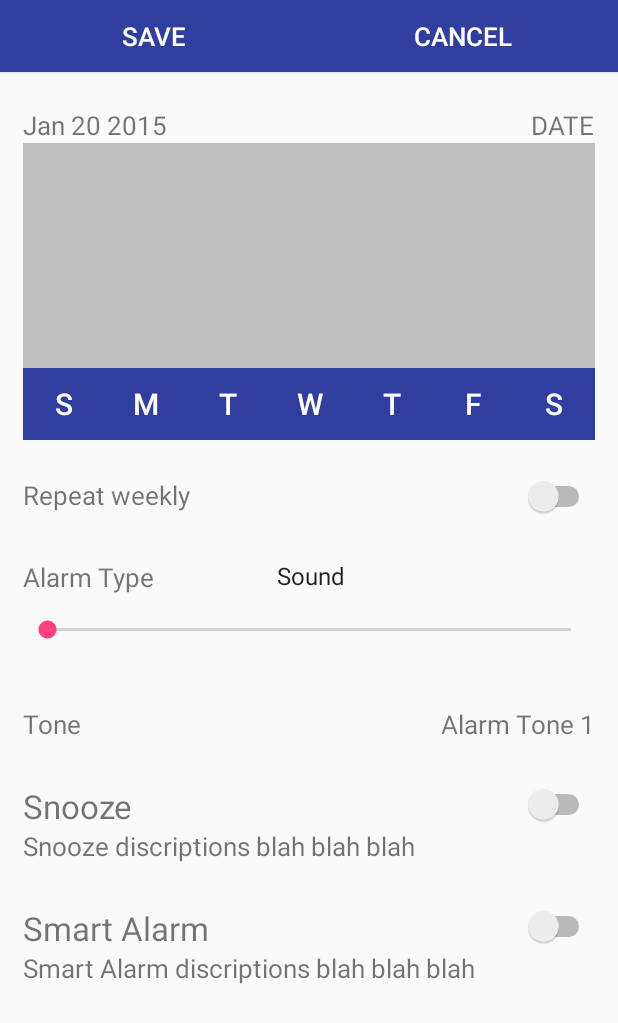
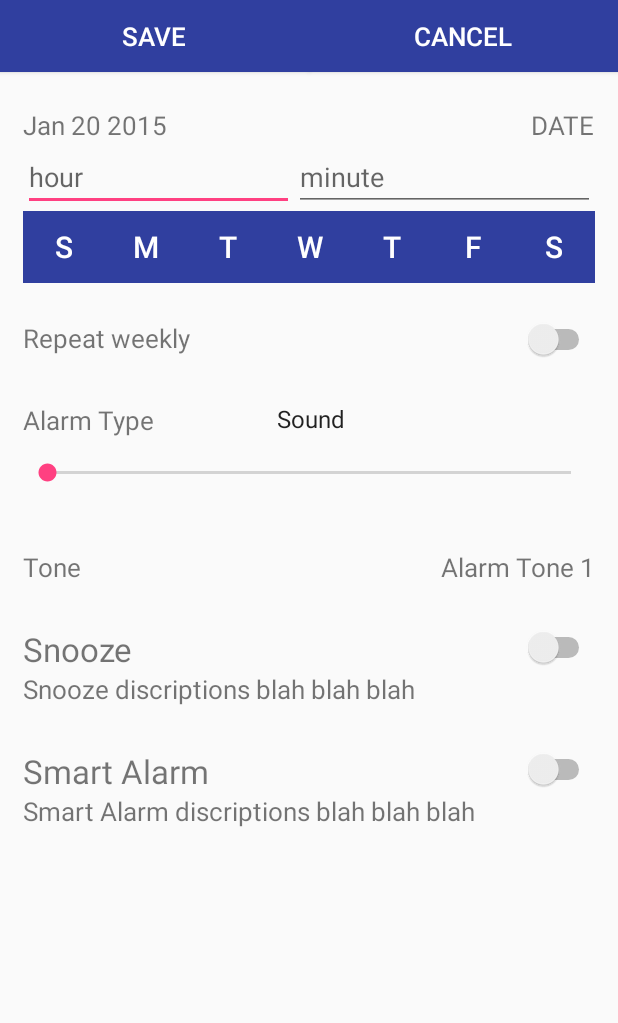
Before and after one commit to ajanthanh/AlarmBot, an Android app: the AlarmDetailActivity screen opened directly, with no data from a screen before it, on a phone screen of 412 x 824 dp. Shown: the top 1023 px of the screen. Run offline under Robolectric (Android 15) with nearby library versions, the phone set to English and light mode, and no system bars; 2 statements that could not run were skipped.

Commit message:
Added a temporary alarmTime input method

```diff
--- a/app/src/main/java/com/ajanthan/alarmbot/Activity/AlarmDetailActivity.java
+++ b/app/src/main/java/com/ajanthan/alarmbot/Activity/AlarmDetailActivity.java
@@ -7,6 +7,7 @@ import android.os.Bundle;
 import android.view.View;
 import android.widget.AdapterView;
 import android.widget.Button;
+import android.widget.EditText;
 import android.widget.LinearLayout;
 import android.widget.SeekBar;
 import android.widget.Spinner;
@@ -49,6 +50,8 @@ public class AlarmDetailActivity extends Activity {
     private SeekBar sVolume;
     private Switch sSnooze;
     private Switch sSmartAlarm;
+    private EditText etHour;
+    private EditText etMinute;
     private ArrayList<ToggleButton> bActiveDays;
 
     @Override
@@ -70,6 +73,9 @@ public class AlarmDetailActivity extends Activity {
         sVolume = (SeekBar) findViewById(R.id.volume);
         sSnooze = (Switch) findViewById(R.id.snooze);
         sSmartAlarm = (Switch) findViewById(R.id.smartAlarm);
+        etHour = (EditText) findViewById(R.id.hour);
+        etMinute = (EditText) findViewById(R.id.minute);
+
         bActiveDays = new ArrayList<ToggleButton>();
         bActiveDays.add((ToggleButton) findViewById(R.id.activeDaySunday));
         bActiveDays.add((ToggleButton) findViewById(R.id.activeDayMonday));
@@ -99,6 +105,8 @@ public class AlarmDetailActivity extends Activity {
         sVolume.setProgress(mAlarm.getVolume());
         sSnooze.setChecked(mAlarm.getSnooze());
         sSmartAlarm.setChecked(mAlarm.getSmartAlarm());
+        etHour.setText(String.valueOf(mAlarm.getHour()));
+        etMinute.setText(String.valueOf(mAlarm.getMinute()));
 
         if(mAlarm.getActiveDays().contains("SUN")) bActiveDays.get(0).setChecked(true);
         if(mAlarm.getActiveDays().contains("MON")) bActiveDays.get(1).setChecked(true);
@@ -258,11 +266,11 @@ public class AlarmDetailActivity extends Activity {
 
     private Boolean getSmartAlarm() {
         return sSmartAlarm.isChecked();
+
     }
+    private int getHour(){return Integer.parseInt(etHour.getText().toString());}
 
-    private int getHour(){return 0;}
-
-    private int getMinute(){return 21;}
+    private int getMinute(){return Integer.parseInt(etMinute.getText().toString());}
 
     private String getActiveDaysAsString(Boolean[] activeDays) {
         String day = "";
--- a/app/src/main/res/layout/alarm_detail.xml
+++ b/app/src/main/res/layout/alarm_detail.xml
@@ -7,23 +7,23 @@
     tools:context=".MainActivity">
 
     <LinearLayout
+        android:id="@+id/custom_toolbar"
         android:layout_width="match_parent"
-        android:layout_height="?android:attr/actionBarSize"
-        android:id="@+id/custom_toolbar">
+        android:layout_height="?android:attr/actionBarSize">
 
         <Button
+            android:id="@+id/save"
+            style="@style/custom_toolbar_buttons"
             android:layout_width="wrap_content"
             android:layout_height="wrap_content"
-            android:id="@+id/save"
-            style="@style/custom_toolbar_buttons"
-            android:text="Save"/>
+            android:text="Save" />
 
         <Button
+            android:id="@+id/cancel"
+            style="@style/custom_toolbar_buttons"
             android:layout_width="wrap_content"
             android:layout_height="wrap_content"
-            android:id="@+id/cancel"
-            style="@style/custom_toolbar_buttons"
-            android:text="Cancel"/>
+            android:text="Cancel" />
 
     </LinearLayout>
 
@@ -32,8 +32,8 @@
         android:layout_width="match_parent"
         android:layout_height="wrap_content"
         android:layout_below="@id/custom_toolbar"
-        android:orientation="vertical"
-        android:layout_margin="15dp">
+        android:layout_margin="15dp"
+        android:orientation="vertical">
 
         <RelativeLayout
             android:layout_width="match_parent"
@@ -45,7 +45,7 @@
                 android:layout_width="wrap_content"
                 android:layout_height="wrap_content"
                 android:text="Jan 20 2015"
-                android:textSize="@dimen/alarm_detail_text_size"/>
+                android:textSize="@dimen/alarm_detail_text_size" />
 
             <RelativeLayout
                 android:layout_width="wrap_content"
@@ -61,36 +61,51 @@
                     android:layout_height="wrap_content"
                     android:background="@null"
                     android:text="DATE"
-                    android:textSize="@dimen/alarm_detail_text_size"/>
+                    android:textSize="@dimen/alarm_detail_text_size" />
 
             </RelativeLayout>
 
 
         </RelativeLayout>
 
-        <TextView
-            android:id="@+id/timeDisplay"
+        <LinearLayout
             android:layout_width="match_parent"
-            android:layout_height="150dp"
-            android:background="#C0C0C0" />
+            android:layout_height="wrap_content"
+            android:orientation="horizontal">
+
+            <EditText
+                android:id="@+id/hour"
+                android:hint="hour"
+                android:layout_width="wrap_content"
+                android:layout_height="wrap_content"
+                android:inputType="number"
+                android:layout_weight="1"/>
+
+            <EditText
+                android:id="@+id/minute"
+                android:hint="minute"
+                android:inputType="number"
+                android:layout_width="wrap_content"
+                android:layout_height="wrap_content"
+                android:layout_weight="1"/>
+
+        </LinearLayout>
 
         <ScrollView
             android:layout_width="match_parent"
             android:layout_height="wrap_content"
-            android:scrollbars="none"
-            >
+            android:scrollbars="none">
 
             <LinearLayout
                 android:layout_width="match_parent"
                 android:layout_height="wrap_content"
-                android:orientation="vertical"
-                >
+                android:orientation="vertical">
 
                 <LinearLayout
-                    android:layout_marginBottom="10dp"
                     android:id="@+id/activeDays"
                     android:layout_width="match_parent"
                     android:layout_height="wrap_content"
+                    android:layout_marginBottom="10dp"
                     android:orientation="horizontal">
 
                     <ToggleButton
@@ -99,7 +114,7 @@
                         android:layout_width="wrap_content"
                         android:layout_height="wrap_content"
                         android:textOff="S"
-                        android:textOn="S"/>
+                        android:textOn="S" />
 
                     <ToggleButton
                         android:id="@+id/activeDayMonday"
@@ -107,7 +122,7 @@
                         android:layout_width="wrap_content"
                         android:layout_height="wrap_content"
                         android:textOff="M"
-                        android:textOn="M"/>
+                        android:textOn="M" />
 
                     <ToggleButton
                         android:id="@+id/activeDayTuesday"
@@ -115,7 +130,7 @@
                         android:layout_width="wrap_content"
                         android:layout_height="wrap_content"
                         android:textOff="T"
-                        android:textOn="T"/>
+                        android:textOn="T" />
 
                     <ToggleButton
                         android:id="@+id/activeDayWednesday"
@@ -123,7 +138,7 @@
                         android:layout_width="wrap_content"
                         android:layout_height="wrap_content"
                         android:textOff="W"
-                        android:textOn="W"/>
+                        android:textOn="W" />
 
                     <ToggleButton
                         android:id="@+id/activeDayThursday"
@@ -131,87 +146,86 @@
                         android:layout_width="wrap_content"
                         android:layout_height="wrap_content"
                         android:textOff="T"
-                        android:textOn="T"/>
+                        android:textOn="T" />
 
                     <ToggleButton
                         android:id="@+id/activeDayFriday"
                         style="@style/ActiveDaysBtn"
                         android:layout_width="wrap_content"
                         android:layout_height="wrap_content"
-                        android:textOn="F"
-                        android:textOff="F"/>
+                        android:textOff="F"
+                        android:textOn="F" />
 
                     <ToggleButton
                         android:id="@+id/activeDaySaturday"
                         style="@style/ActiveDaysBtn"
                         android:layout_width="wrap_content"
                         android:layout_height="wrap_content"
-                        android:textOn="S"
-                        android:textOff="S"/>
+                        android:textOff="S"
+                        android:textOn="S" />
 
                 </LinearLayout>
 
                 <LinearLayout
-                    android:paddingTop="@dimen/alarm_detail_settings_margin"
-                    android:paddingBottom="@dimen/alarm_detail_settings_margin"
                     android:id="@+id/repeatWeeklyFragment"
                     android:layout_width="match_parent"
                     android:layout_height="wrap_content"
-                    android:orientation="horizontal">
+                    android:orientation="horizontal"
+                    android:paddingBottom="@dimen/alarm_detail_settings_margin"
+                    android:paddingTop="@dimen/alarm_detail_settings_margin">
 
                     <TextView
                         android:layout_width="wrap_content"
+                        android:layout_height="wrap_content"
                         android:layout_weight="1"
-                        android:layout_height="wrap_content"
-                        android:textSize="@dimen/alarm_detail_text_size"
-                        android:text="Repeat weekly" />
+                        android:text="Repeat weekly"
+                        android:textSize="@dimen/alarm_detail_text_size" />
 
                     <Switch
+                        android:id="@+id/repeatWeekly"
                         android:layout_width="wrap_content"
                         android:layout_height="wrap_content"
-                        android:id="@+id/repeatWeekly"
-                        android:layout_alignParentRight="true"/>
+                        android:layout_alignParentRight="true" />
 
                 </LinearLayout>
 
                 <LinearLayout
-                    android:paddingTop="@dimen/alarm_detail_settings_margin"
-                    android:paddingBottom="@dimen/alarm_detail_settings_margin"
                     android:layout_width="match_parent"
                     android:layout_height="wrap_content"
+                    android:orientation="vertical"
+                    android:paddingBottom="@dimen/alarm_detail_settings_margin"
 
-                    android:orientation="vertical">
+                    android:paddingTop="@dimen/alarm_detail_settings_margin">
 
                     <LinearLayout
+                        android:id="@+id/alarmTypeFragment"
                         android:layout_width="match_parent"
-                        android:layout_height="wrap_content"
-                        android:id="@+id/alarmTypeFragment">
+                        android:layout_height="wrap_content">
 
                         <TextView
                             android:layout_width="wrap_content"
 
-                            android:textSize="@dimen/alarm_detail_text_size"
+                            android:layout_height="wrap_content"
                             android:layout_weight="1"
-                            android:layout_height="wrap_content"
-                            android:text="Alarm Type" />
+                            android:text="Alarm Type"
+                            android:textSize="@dimen/alarm_detail_text_size" />
 
                         <Spinner
+                            android:id="@+id/alarmType"
+                            style="@style/customSpinner"
                             android:layout_width="wrap_content"
                             android:layout_height="wrap_content"
-                            android:id="@+id/alarmType"
-                            android:entries="@array/alarm_type_options"
-                            style="@style/customSpinner"
-                            />
+                            android:entries="@array/alarm_type_options" />
 
 
                     </LinearLayout>
 
                     <LinearLayout
-                        android:paddingTop="@dimen/alarm_detail_settings_margin"
-                        android:paddingBottom="@dimen/alarm_detail_settings_margin"
+                        android:id="@+id/volumeFragment"
                         android:layout_width="match_parent"
                         android:layout_height="wrap_content"
-                        android:id="@+id/volumeFragment">
+                        android:paddingBottom="@dimen/alarm_detail_settings_margin"
+                        android:paddingTop="@dimen/alarm_detail_settings_margin">
 
                         <SeekBar
                             android:id="@+id/volume"
@@ -224,92 +238,96 @@
                 </LinearLayout>
 
                 <RelativeLayout
-                    android:paddingTop="@dimen/alarm_detail_settings_margin"
+                    android:layout_width="match_parent"
+                    android:layout_height="wrap_content"
                     android:paddingBottom="@dimen/alarm_detail_settings_margin"
-                    android:layout_width="match_parent"
-                    android:layout_height="wrap_content">
+                    android:paddingTop="@dimen/alarm_detail_settings_margin">
+
                     <TextView
                         android:layout_width="wrap_content"
                         android:layout_height="wrap_content"
 
-                        android:textSize="@dimen/alarm_detail_text_size"
-                        android:text="Tone"/>
+                        android:text="Tone"
+                        android:textSize="@dimen/alarm_detail_text_size" />
+
                     <TextView
                         android:id="@+id/alarmTone"
                         android:layout_width="wrap_content"
                         android:layout_height="wrap_content"
                         android:layout_alignParentRight="true"
 
-                        android:textSize="@dimen/alarm_detail_text_size"
-                        android:text="Alarm Tone 1"/>
+                        android:text="Alarm Tone 1"
+                        android:textSize="@dimen/alarm_detail_text_size" />
 
                 </RelativeLayout>
 
                 <RelativeLayout
-                    android:paddingTop="@dimen/alarm_detail_settings_margin"
+                    android:layout_width="wrap_content"
+                    android:layout_height="wrap_content"
                     android:paddingBottom="@dimen/alarm_detail_settings_margin"
-                    android:layout_width="wrap_content"
-                    android:layout_height="wrap_content">
+                    android:paddingTop="@dimen/alarm_detail_settings_margin">
 
                     <LinearLayout
                         android:layout_width="match_parent"
                         android:layout_height="wrap_content"
                         android:orientation="vertical">
+
                         <TextView
                             android:layout_width="wrap_content"
                             android:layout_height="wrap_content"
                             android:text="Snooze"
 
-                            android:textSize="@dimen/alarm_detail_header_size"
-                            />
+                            android:textSize="@dimen/alarm_detail_header_size" />
+
                         <TextView
                             android:layout_width="wrap_content"
                             android:layout_height="wrap_content"
 
-                            android:textSize="@dimen/alarm_detail_text_size"
-                            android:text="Snooze discriptions blah blah blah"/>
+                            android:text="Snooze discriptions blah blah blah"
+                            android:textSize="@dimen/alarm_detail_text_size" />
 
                     </LinearLayout>
 
                     <Switch
+                        android:id="@+id/snooze"
                         android:layout_width="wrap_content"
                         android:layout_height="wrap_content"
-                        android:id="@+id/snooze"
-                        android:layout_alignParentRight="true"/>
+                        android:layout_alignParentRight="true" />
                 </RelativeLayout>
 
 
                 <RelativeLayout
-                    android:paddingTop="@dimen/alarm_detail_settings_margin"
+                    android:layout_width="wrap_content"
+                    android:layout_height="wrap_content"
                     android:paddingBottom="@dimen/alarm_detail_settings_margin"
-                    android:layout_width="wrap_content"
-                    android:layout_height="wrap_content">
+                    android:paddingTop="@dimen/alarm_detail_settings_margin">
 
                     <LinearLayout
                         android:layout_width="match_parent"
                         android:layout_height="wrap_content"
                         android:orientation="vertical">
+
                         <TextView
                             android:layout_width="wrap_content"
                             android:layout_height="wrap_content"
                             android:text="Smart Alarm"
 
-                            android:textSize="@dimen/alarm_detail_header_size"
-                            />
+                            android:textSize="@dimen/alarm_detail_header_size" />
+
                         <TextView
                             android:layout_width="wrap_content"
                             android:layout_height="wrap_content"
 
-                            android:textSize="@dimen/alarm_detail_text_size"
-                            android:text="Smart Alarm discriptions blah blah blah"/>
+                            android:text="Smart Alarm discriptions blah blah blah"
+                            android:textSize="@dimen/alarm_detail_text_size" />
 
                     </LinearLayout>
 
                     <Switch
+                        android:id="@+id/smartAlarm"
                         android:layout_width="wrap_content"
                         android:layout_height="wrap_content"
-                        android:id="@+id/smartAlarm"
-                        android:layout_alignParentRight="true"/>
+                        android:layout_alignParentRight="true" />
                 </RelativeLayout>
 
             </LinearLayout>
@@ -319,5 +337,4 @@
     </LinearLayout>
 
 
-
 </RelativeLayout>
```
